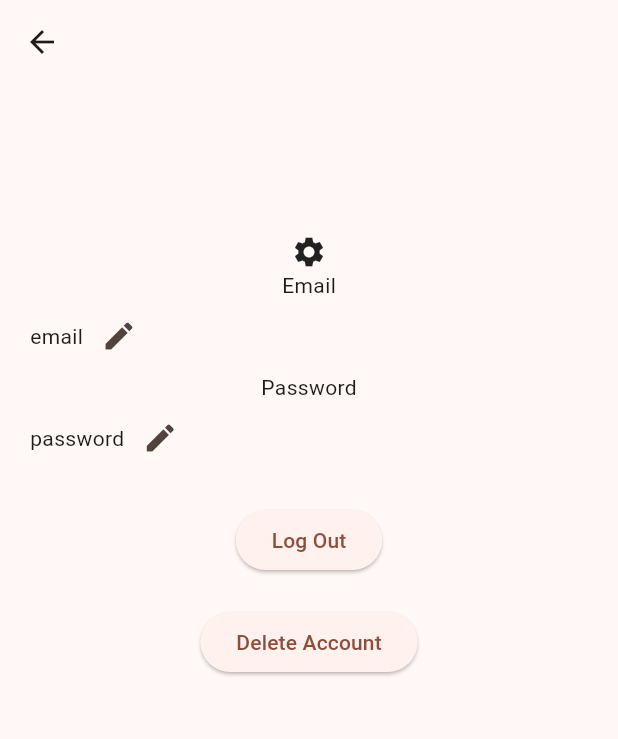
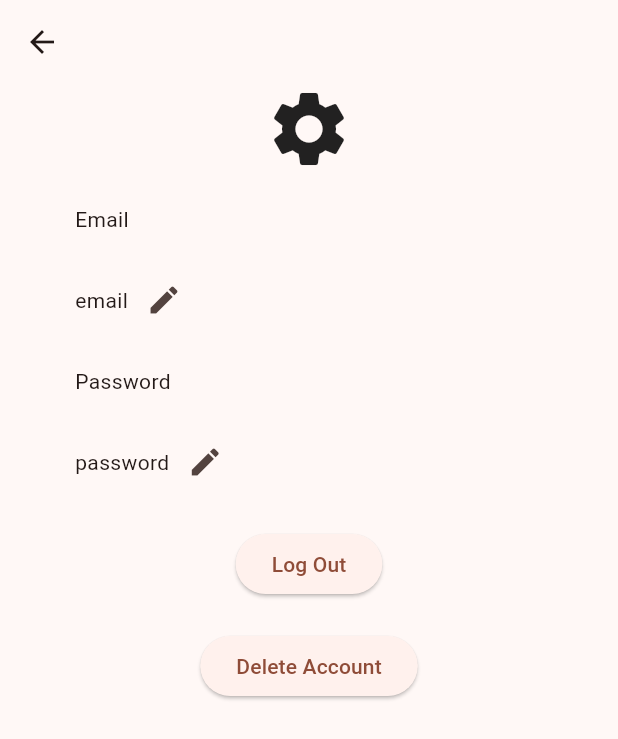
Before and after one commit to Amean/cow-detector, a Flutter app: the SettingsScreen screen opened by its route, on a phone screen of 412 x 824 dp. Shown: the top 739 px of the screen. Run offline on Flutter 3.47's test engine with Material 3 defaults, Android fonts, the phone set to English and light mode, and no system bars; our stand-ins replace firebase_auth, firebase_core, go_router, logger; accounts and stored records are empty.

Commit message:
updated settings screen and splash screen ui

```diff
--- a/lib/screens/settings_screen.dart
+++ b/lib/screens/settings_screen.dart
@@ -29,11 +29,19 @@ class _SettingsScreenState extends State<SettingsScreen> {
       ),
       body: Container(
         constraints: const BoxConstraints(minWidth: 300, maxWidth: 500),
-        padding: const EdgeInsets.symmetric(horizontal: 20, vertical: 100),
+        padding: const EdgeInsets.symmetric(horizontal: 50, vertical: 0),
         child: Column(
+          crossAxisAlignment: CrossAxisAlignment.start,
           children: [
-            const Icon(Icons.settings),
+            Center(
+              child: const Icon(
+                Icons.settings,
+                size: 60,
+              ),
+            ),
+            SizedBox(height: 20),
             Text('Email'),
+            SizedBox(height: 20),
             if (!isEditingEmail)
               Row(
                 children: [
@@ -67,7 +75,9 @@ class _SettingsScreenState extends State<SettingsScreen> {
                   ),
                 ],
               ),
+            SizedBox(height: 20),
             Text('Password'),
+            SizedBox(height: 20),
             if (!isEditingPassword)
               Row(
                 children: [
@@ -102,14 +112,18 @@ class _SettingsScreenState extends State<SettingsScreen> {
                 ],
               ),
             SizedBox(height: 20),
-            ElevatedButton(
-              onPressed: () => _auth.signOut(),
-              child: const Text('Log Out'),
+            Center(
+              child: ElevatedButton(
+                onPressed: () => _auth.signOut(),
+                child: const Text('Log Out'),
+              ),
             ),
             SizedBox(height: 20),
-            ElevatedButton(
-              onPressed: () => _auth.deleteAccount(),
-              child: const Text('Delete Account'),
+            Center(
+              child: ElevatedButton(
+                onPressed: () => _auth.deleteAccount(),
+                child: const Text('Delete Account'),
+              ),
             ),
           ],
         ),
--- a/lib/screens/splash_screen.dart
+++ b/lib/screens/splash_screen.dart
@@ -30,9 +30,14 @@ class _SplashScreenState extends State<SplashScreen> {
 
   @override
   Widget build(BuildContext context) {
-    return Scaffold(
+    return const Scaffold(
       body: Center(
-        child: CircularProgressIndicator(), // Or any other loading indicator
+        child: Column(
+          children: [
+            Text('CowDetector'),
+            CircularProgressIndicator(),
+          ],
+        ),
       ),
     );
   }
```
